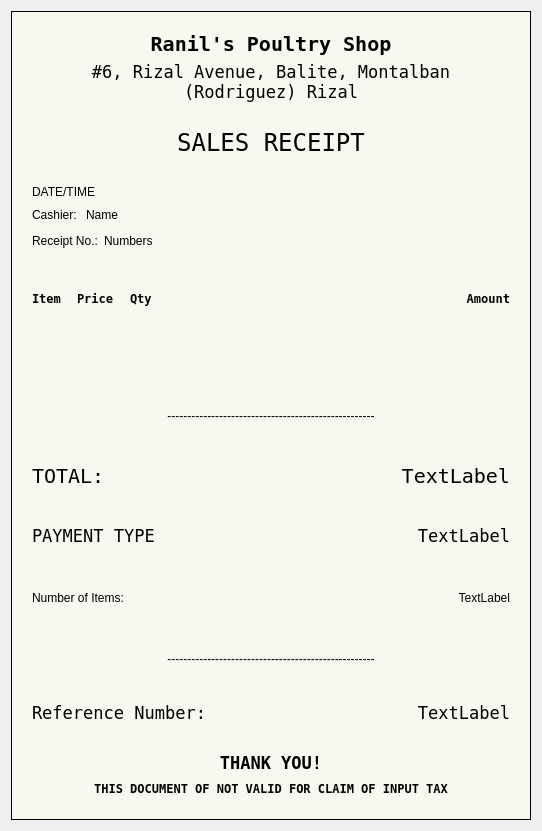
Old version of the form Screens/MainMenuScreens/Records/Dialog/DLog_Receipt.ui in the repository Bideiro/Ranil_project_py.
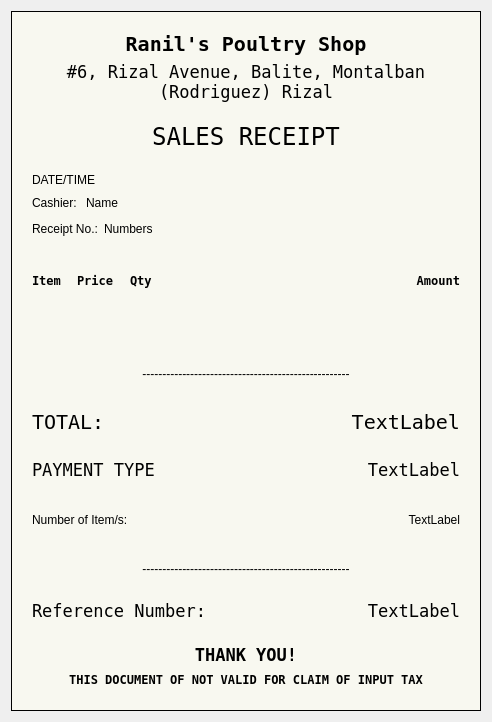
New version of the form.

What changed in the file:
```diff
--- a/Screens/MainMenuScreens/Records/Dialog/DLog_Receipt.ui
+++ b/Screens/MainMenuScreens/Records/Dialog/DLog_Receipt.ui
@@ -6,8 +6,8 @@
    <rect>
     <x>0</x>
     <y>0</y>
-    <width>542</width>
-    <height>831</height>
+    <width>492</width>
+    <height>722</height>
    </rect>
   </property>
   <property name="windowTitle">
@@ -466,7 +466,7 @@
          <item>
           <widget class="QLabel" name="label_14">
            <property name="text">
-            <string>Number of Items:</string>
+            <string>Number of Item/s:</string>
            </property>
           </widget>
          </item>
```
Left out of the diff: 2 changed lines with no effect on the pictures.
